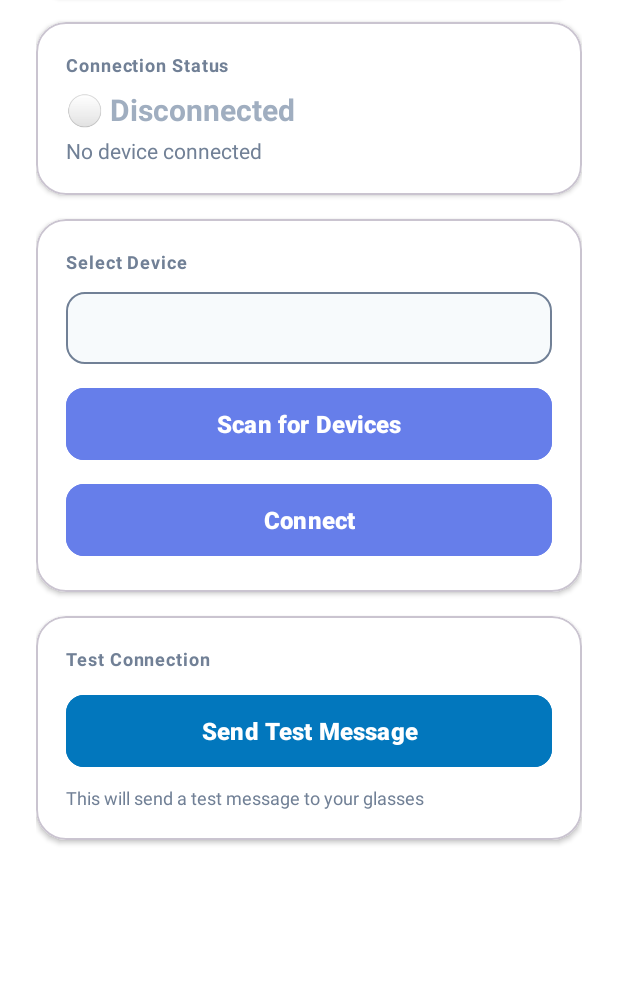
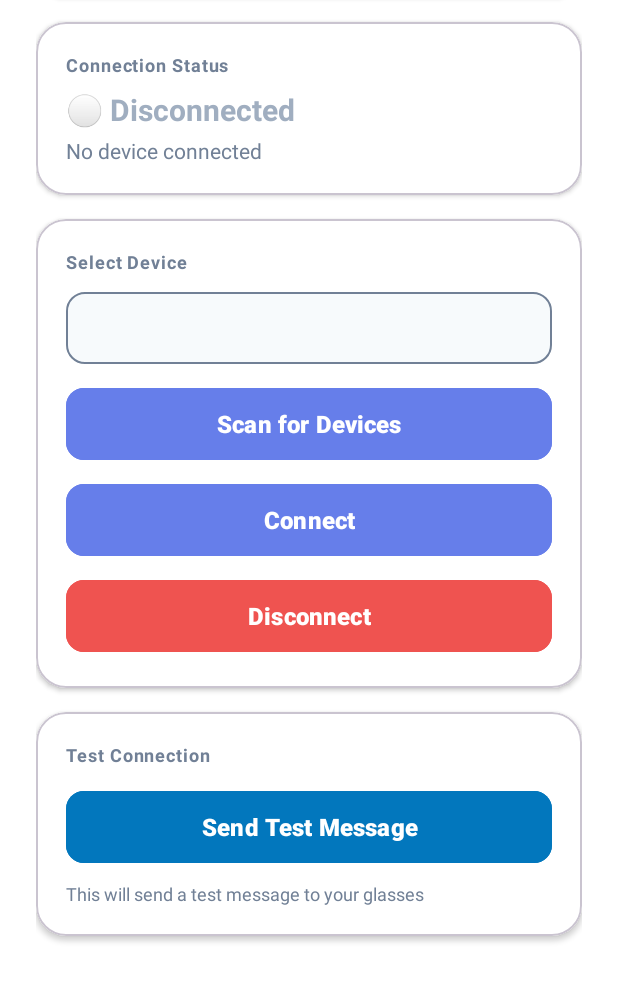
Before and after one commit to Shirbhooshan/Smart-Glasses, an Android app: the screen it shows after launch (MainActivity), on a phone screen of 412 x 824 dp, the part 182-1184 px from its top. Run offline under Robolectric (Android 15) with nearby library versions, the phone set to English and light mode, and no system bars.

Commit message:
changing BluetoothService.kt and activity_main.xml

```diff
--- a/app/src/main/res/layout/activity_main.xml
+++ b/app/src/main/res/layout/activity_main.xml
@@ -161,6 +161,19 @@
                     app:cornerRadius="12dp"
                     android:textColor="@color/white" />
 
+                <Button
+                    android:id="@+id/disconnectButton"
+                    android:layout_width="match_parent"
+                    android:layout_height="56dp"
+                    android:text="Disconnect"
+                    android:textSize="16sp"
+                    android:textStyle="bold"
+                    android:layout_marginTop="8dp"
+                    android:backgroundTint="#EF5350"
+                    app:cornerRadius="12dp"
+                    android:textColor="#FFFFFF"
+                    android:enabled="false" />
+
             </LinearLayout>
 
         </com.google.android.material.card.MaterialCardView>
```
Also changed, not shown: app/src/main/java/com/smartglasses/notificationbridge/BluetoothService.kt (+9 -28 lines).
